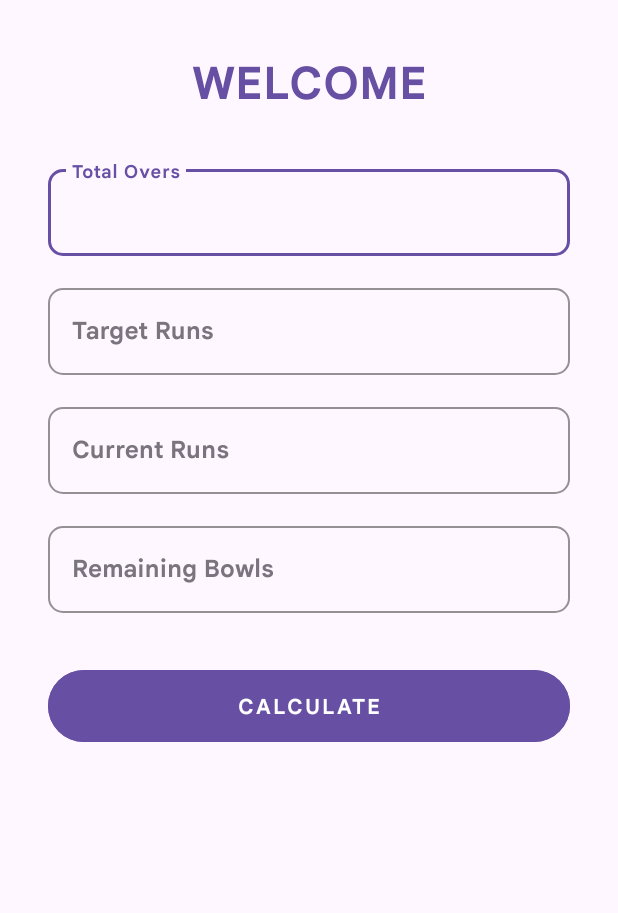
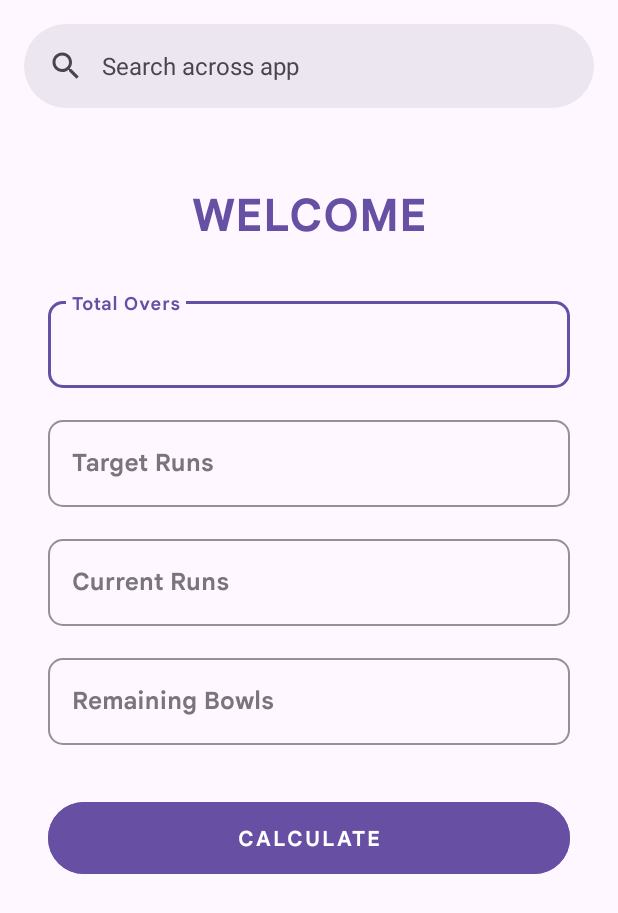
Before and after one commit to nishatrhythm/Cricket-Score, an Android app: the screen it shows after launch (MainActivity), on a phone screen of 412 x 824 dp. Shown: the top 913 px of the screen. Run offline under Robolectric (Android 15) with nearby library versions, the phone set to English and light mode, and no system bars.

Commit message:
Added search bar, switch

```diff
--- a/app/src/main/res/layout/activity_main.xml
+++ b/app/src/main/res/layout/activity_main.xml
@@ -11,6 +11,45 @@
         android:layout_width="match_parent"
         android:layout_height="wrap_content"
         tools:context=".MainActivity">
+
+
+        <androidx.coordinatorlayout.widget.CoordinatorLayout
+            android:id="@+id/searchBar"
+            android:layout_width="match_parent"
+            android:layout_height="wrap_content"
+
+
+            app:layout_constraintBottom_toTopOf="@id/homePageTitle"
+            app:layout_constraintEnd_toEndOf="parent"
+            app:layout_constraintStart_toStartOf="parent"
+            app:layout_constraintTop_toTopOf="parent">
+
+            <!-- NestedScrollingChild goes here (NestedScrollView, RecyclerView, etc.). -->
+            <androidx.core.widget.NestedScrollView
+                android:layout_width="match_parent"
+                android:layout_height="wrap_content"
+                app:layout_behavior="@string/searchbar_scrolling_view_behavior">
+                <!-- Screen content goes here. -->
+            </androidx.core.widget.NestedScrollView>
+
+            <com.google.android.material.appbar.AppBarLayout
+                android:layout_width="match_parent"
+                android:layout_height="wrap_content">
+                <com.google.android.material.search.SearchBar
+                    android:id="@+id/search_bar"
+                    android:layout_width="match_parent"
+                    android:layout_height="wrap_content"
+                    android:hint="Search across app" />
+            </com.google.android.material.appbar.AppBarLayout>
+
+            <com.google.android.material.search.SearchView
+                android:layout_width="match_parent"
+                android:layout_height="wrap_content"
+                android:hint="Type here what you are searching"
+                app:layout_anchor="@id/search_bar">
+                <!-- Search suggestions/results go here (ScrollView, RecyclerView, etc.). -->
+            </com.google.android.material.search.SearchView>
+        </androidx.coordinatorlayout.widget.CoordinatorLayout>
 
 
         <com.google.android.material.textview.MaterialTextView
@@ -28,7 +67,7 @@
             app:layout_constraintBottom_toTopOf="@id/totalOvers"
             app:layout_constraintEnd_toEndOf="parent"
             app:layout_constraintStart_toStartOf="parent"
-            app:layout_constraintTop_toTopOf="parent">
+            app:layout_constraintTop_toBottomOf="@id/searchBar">
 
         </com.google.android.material.textview.MaterialTextView>
 
@@ -203,12 +242,40 @@
             app:cornerRadius="50dp"
             app:rippleColor="@color/md_theme_light_inversePrimary"
             app:strokeColor="@color/md_theme_light_primary"
+            android:shadowColor="@color/md_theme_light_onTertiaryContainer"
             android:layout_marginBottom="48dp"
-            app:layout_constraintBottom_toTopOf="parent"
+            app:layout_constraintBottom_toTopOf="@id/calculateButton"
             app:layout_constraintEnd_toEndOf="parent"
             app:layout_constraintStart_toStartOf="parent"
             app:layout_constraintTop_toBottomOf="@id/remainingBowls" />
 
+<!--        <com.google.android.material.materialswitch.MaterialSwitch-->
+<!--            android:id="@+id/switchButton1"-->
+<!--            android:layout_width="wrap_content"-->
+<!--            android:layout_height="match_parent"-->
+<!--            android:checked="true"-->
+<!--            android:text="Switch ON"-->
+<!--            android:fontFamily="@font/google_sans_text_bold"-->
+<!--            android:textColor="@color/md_theme_light_secondary"-->
+<!--            android:textSize="20sp"-->
+<!--            app:layout_constraintBottom_toTopOf="@id/switchButton2"-->
+<!--            app:layout_constraintEnd_toEndOf="parent"-->
+<!--            app:layout_constraintStart_toStartOf="parent"-->
+<!--            app:layout_constraintTop_toBottomOf="@id/calculateButton"/>-->
+
+<!--        <com.google.android.material.materialswitch.MaterialSwitch-->
+<!--            android:id="@+id/switchButton2"-->
+<!--            android:layout_width="wrap_content"-->
+<!--            android:layout_height="match_parent"-->
+<!--            android:checked="false"-->
+<!--            android:text="Switch OFF"-->
+<!--            android:fontFamily="@font/google_sans_text_bold"-->
+<!--            android:textColor="@color/md_theme_light_secondary"-->
+<!--            android:textSize="20sp"-->
+<!--            app:layout_constraintBottom_toTopOf="parent"-->
+<!--            app:layout_constraintEnd_toEndOf="parent"-->
+<!--            app:layout_constraintStart_toStartOf="parent"-->
+<!--            app:layout_constraintTop_toBottomOf="@id/switchButton1"/>-->
 
     </androidx.constraintlayout.widget.ConstraintLayout>
 
```
